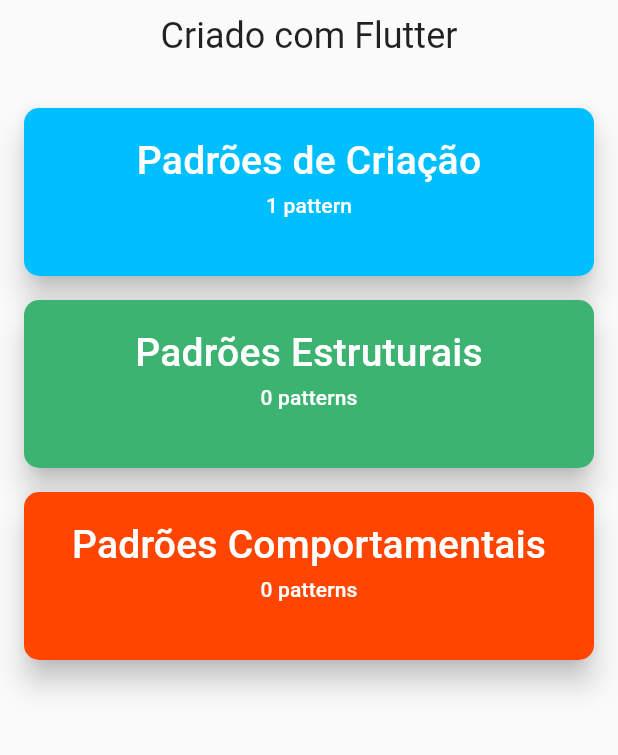
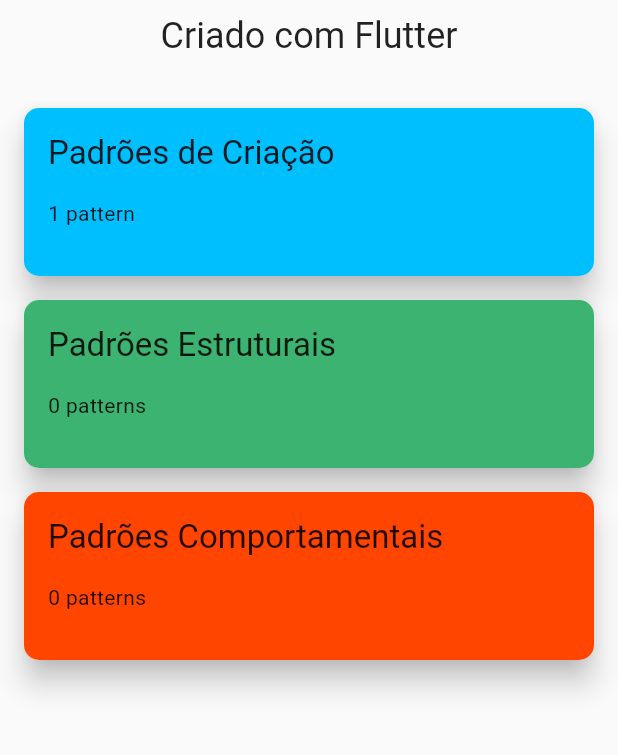
Before and after one commit to devkaio/appy, a Flutter app: the screen it shows after launch, on a phone screen of 412 x 824 dp, the part 78-833 px from its top. Run offline on Flutter 3.47's test engine with Material 2 defaults, Android fonts, the phone set to English and light mode, and no system bars.

Commit message:
refactor: selection card refactoring

```diff
--- a/lib/src/widgets/selection_card.dart
+++ b/lib/src/widgets/selection_card.dart
@@ -55,21 +55,19 @@ class SelectionCard extends StatelessWidget {
               height: _selectionCardHeight,
               width: double.infinity,
               child: Column(
+                crossAxisAlignment: CrossAxisAlignment.start,
                 children: [
                   Text(
                     contentHeader,
-                    style: Theme.of(context).textTheme.subtitle1?.copyWith(
-                              fontSize: 26.0,
-                              color: Colors.white,
-                            ) ??
-                        titleStyle,
+                    style: Theme.of(context).textTheme.titleLarge ?? titleStyle,
+                    overflow: TextOverflow.ellipsis,
                   ),
+                  const SizedBox(height: Constants.large),
                   Text(
                     contentText,
-                    style: Theme.of(context).textTheme.subtitle2?.copyWith(
-                              color: Colors.white,
-                            ) ??
-                        subtitleStyle,
+                    style:
+                        Theme.of(context).textTheme.bodyText2 ?? subtitleStyle,
+                    overflow: TextOverflow.ellipsis,
                   ),
                 ],
               ),
```
